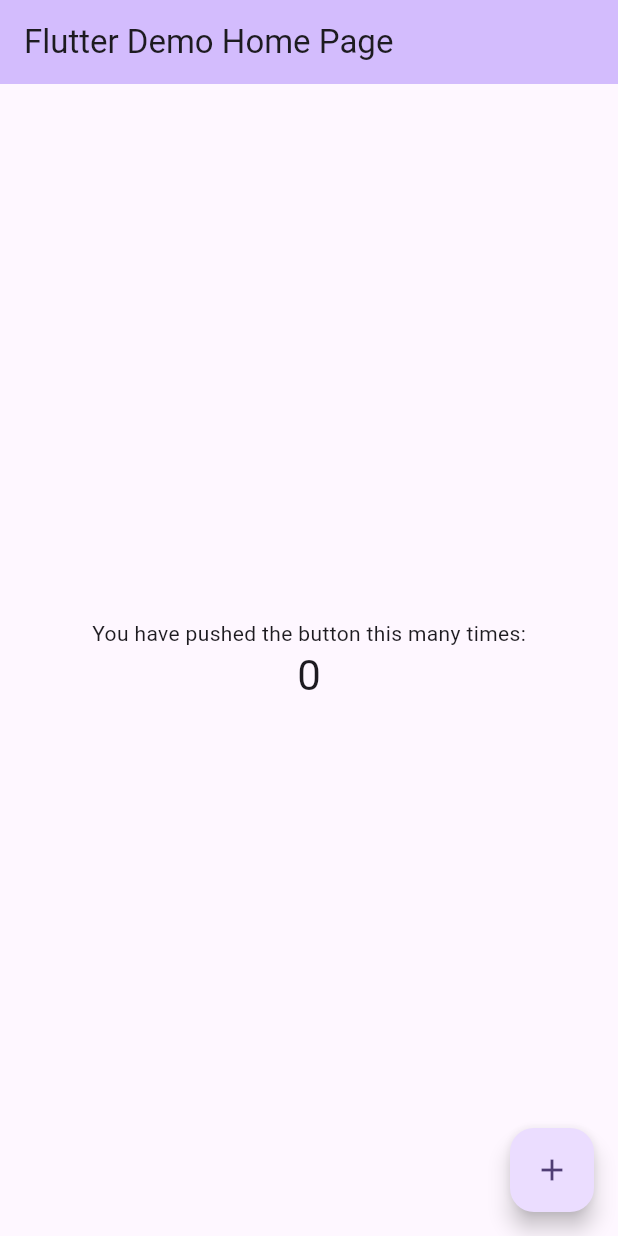
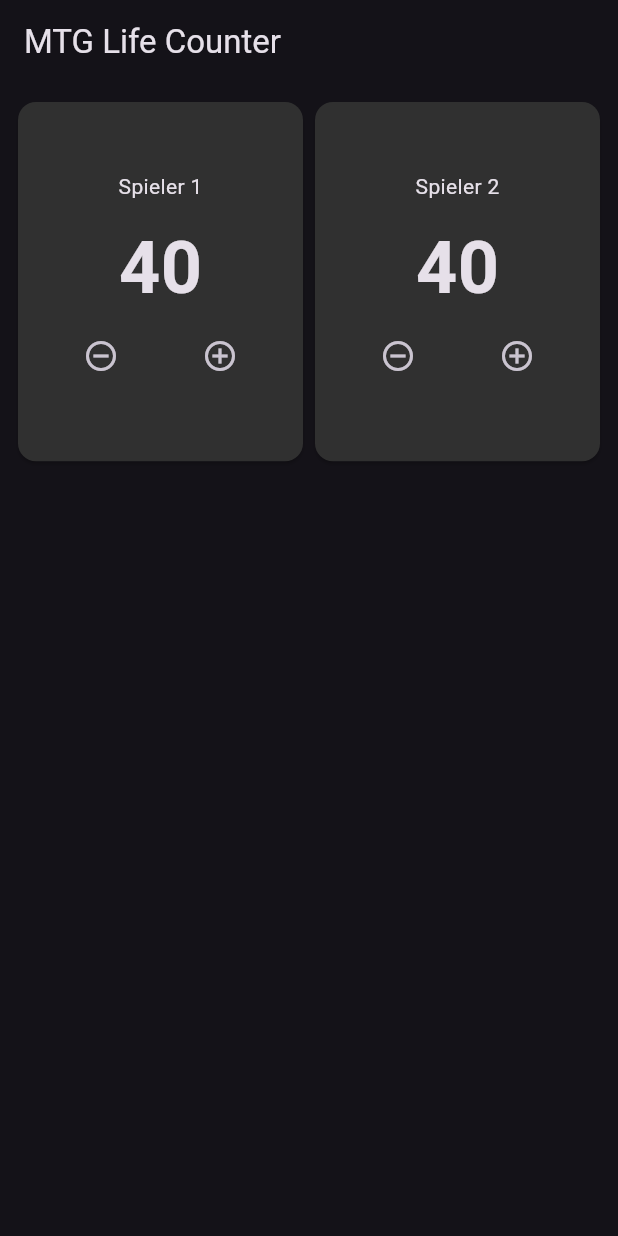
Before and after one commit to LurchMc/bookish-octo-broccoli, a Flutter app: the screen it shows after launch, on a phone screen of 412 x 824 dp. Run offline on Flutter 3.47's test engine with Material 3 defaults, Android fonts, the phone set to English and light mode, and no system bars.

Commit message:
2 Counter Widgets & Lebenspunkte Test

```diff
--- a/lib/main.dart
+++ b/lib/main.dart
@@ -1,122 +1,241 @@
 import 'package:flutter/material.dart';
 
-void main() {
-  runApp(const MyApp());
+void main(){
+  runApp(const MagicLifeCounterApp());
 }
 
-class MyApp extends StatelessWidget {
-  const MyApp({super.key});
+class MagicLifeCounterApp extends StatelessWidget{
+  const MagicLifeCounterApp({super.key});
 
-  // This widget is the root of your application.
   @override
-  Widget build(BuildContext context) {
+  Widget build(BuildContext context){
     return MaterialApp(
-      title: 'Flutter Demo',
-      theme: ThemeData(
-        // This is the theme of your application.
-        //
-        // TRY THIS: Try running your application with "flutter run". You'll see
-        // the application has a purple toolbar. Then, without quitting the app,
-        // try changing the seedColor in the colorScheme below to Colors.green
-        // and then invoke "hot reload" (save your changes or press the "hot
-        // reload" button in a Flutter-supported IDE, or press "r" if you used
-        // the command line to start the app).
-        //
-        // Notice that the counter didn't reset back to zero; the application
-        // state is not lost during the reload. To reset the state, use hot
-        // restart instead.
-        //
-        // This works for code too, not just values: Most code changes can be
-        // tested with just a hot reload.
-        colorScheme: .fromSeed(seedColor: Colors.deepPurple),
-      ),
-      home: const MyHomePage(title: 'Flutter Demo Home Page'),
+      debugShowCheckedModeBanner: false,
+      theme: ThemeData.dark(),
+      home: const LifeCounterScreen(),
     );
   }
 }
 
-class MyHomePage extends StatefulWidget {
-  const MyHomePage({super.key, required this.title});
-
-  // This widget is the home page of your application. It is stateful, meaning
-  // that it has a State object (defined below) that contains fields that affect
-  // how it looks.
-
-  // This class is the configuration for the state. It holds the values (in this
-  // case the title) provided by the parent (in this case the App widget) and
-  // used by the build method of the State. Fields in a Widget subclass are
-  // always marked "final".
-
-  final String title;
+class LifeCounterScreen extends StatefulWidget{
+  const LifeCounterScreen({super.key});
 
   @override
-  State<MyHomePage> createState() => _MyHomePageState();
+  State<LifeCounterScreen> createState() => _LifeCounterScreenState();
 }
 
-class _MyHomePageState extends State<MyHomePage> {
-  int _counter = 0;
-
-  void _incrementCounter() {
-    setState(() {
-      // This call to setState tells the Flutter framework that something has
-      // changed in this State, which causes it to rerun the build method below
-      // so that the display can reflect the updated values. If we changed
-      // _counter without calling setState(), then the build method would not be
-      // called again, and so nothing would appear to happen.
-      _counter++;
-    });
-  }
+class _LifeCounterScreenState extends State<LifeCounterScreen> {
+  // Hier legen wir später fest, wie viele Spieler es gibt oder ob vorgefertigte Layouts
+  int playerCount = 2;
 
   @override
   Widget build(BuildContext context) {
-    // This method is rerun every time setState is called, for instance as done
-    // by the _incrementCounter method above.
-    //
-    // The Flutter framework has been optimized to make rerunning build methods
-    // fast, so that you can just rebuild anything that needs updating rather
-    // than having to individually change instances of widgets.
     return Scaffold(
-      appBar: AppBar(
-        // TRY THIS: Try changing the color here to a specific color (to
-        // Colors.amber, perhaps?) and trigger a hot reload to see the AppBar
-        // change color while the other colors stay the same.
-        backgroundColor: Theme.of(context).colorScheme.inversePrimary,
-        // Here we take the value from the MyHomePage object that was created by
-        // the App.build method, and use it to set our appbar title.
-        title: Text(widget.title),
-      ),
-      body: Center(
-        // Center is a layout widget. It takes a single child and positions it
-        // in the middle of the parent.
-        child: Column(
-          // Column is also a layout widget. It takes a list of children and
-          // arranges them vertically. By default, it sizes itself to fit its
-          // children horizontally, and tries to be as tall as its parent.
-          //
-          // Column has various properties to control how it sizes itself and
-          // how it positions its children. Here we use mainAxisAlignment to
-          // center the children vertically; the main axis here is the vertical
-          // axis because Columns are vertical (the cross axis would be
-          // horizontal).
-          //
-          // TRY THIS: Invoke "debug painting" (choose the "Toggle Debug Paint"
-          // action in the IDE, or press "p" in the console), to see the
-          // wireframe for each widget.
-          mainAxisAlignment: .center,
-          children: [
-            const Text('You have pushed the button this many times:'),
-            Text(
-              '$_counter',
-              style: Theme.of(context).textTheme.headlineMedium,
-            ),
-          ],
+      appBar: AppBar(title: const Text('MTG Life Counter')),
+      body: GridView.builder(
+        padding: const EdgeInsets.all(8),
+        // Das Grid sorgt dafür, dass die Kacheln schön angeordnet sind
+        gridDelegate: const SliverGridDelegateWithFixedCrossAxisCount(
+          crossAxisCount: 2, // Anzahl der Spalten
+          childAspectRatio: 0.8, // Verhältnis Breite zu Höhe
         ),
-      ),
-      floatingActionButton: FloatingActionButton(
-        onPressed: _incrementCounter,
-        tooltip: 'Increment',
-        child: const Icon(Icons.add),
+        itemCount: playerCount,
+        itemBuilder: (context, index) {
+          return PlayerCard(playerNumber: index + 1);
+        },
       ),
     );
   }
 }
+
+class PlayerCard extends StatefulWidget {
+  final int playerNumber;
+  const PlayerCard({super.key, required this.playerNumber});
+
+  @override
+  State<PlayerCard> createState() => _PlayerCardState();
+}
+
+class _PlayerCardState extends State<PlayerCard> {
+  int life = 40; // Start-Lebenspunkte
+
+  @override
+  Widget build(BuildContext context) {
+    return Card(
+      color: Colors.grey[850],
+      child: Column(
+        mainAxisAlignment: MainAxisAlignment.center,
+        children: [
+          Text('Spieler ${widget.playerNumber}'),
+          const SizedBox(height: 10),
+          Text('$life', style: const TextStyle(fontSize: 48, fontWeight: FontWeight.bold)),
+          Row(
+            mainAxisAlignment: MainAxisAlignment.spaceEvenly,
+            children: [
+              // Minus Button
+              IconButton(
+                icon: const Icon(Icons.remove_circle_outline),
+                onPressed: () => setState(() => life--),
+              ),
+              // Plus Button
+              IconButton(
+                icon: const Icon(Icons.add_circle_outline),
+                onPressed: () => setState(() => life++),
+              ),
+            ],
+          ),
+        ],
+      ),
+    );
+  }
+}
+
+
+
+
+
+
+
+
+
+
+
+
+
+
+
+
+
+
+
+
+
+
+
+
+
+
+
+
+
+
+// void main() {
+//   runApp(const MyApp());
+// }
+
+// class MyApp extends StatelessWidget {
+//   const MyApp({super.key});
+
+//   // This widget is the root of your application.
+//   @override
+//   Widget build(BuildContext context) {
+//     return MaterialApp(
+//       title: 'Flutter Demo',
+//       theme: ThemeData(
+//         // This is the theme of your application.
+//         //
+//         // TRY THIS: Try running your application with "flutter run". You'll see
+//         // the application has a purple toolbar. Then, without quitting the app,
+//         // try changing the seedColor in the colorScheme below to Colors.green
+//         // and then invoke "hot reload" (save your changes or press the "hot
+//         // reload" button in a Flutter-supported IDE, or press "r" if you used
+//         // the command line to start the app).
+//         //
+//         // Notice that the counter didn't reset back to zero; the application
+//         // state is not lost during the reload. To reset the state, use hot
+//         // restart instead.
+//         //
+//         // This works for code too, not just values: Most code changes can be
+//         // tested with just a hot reload.
+//         colorScheme: .fromSeed(seedColor: Colors.deepPurple),
+//       ),
+//       home: const MyHomePage(title: 'Flutter Demo Home Page'),
+//     );
+//   }
+// }
+
+// class MyHomePage extends StatefulWidget {
+//   const MyHomePage({super.key, required this.title});
+
+//   // This widget is the home page of your application. It is stateful, meaning
+//   // that it has a State object (defined below) that contains fields that affect
+//   // how it looks.
+
+//   // This class is the configuration for the state. It holds the values (in this
+//   // case the title) provided by the parent (in this case the App widget) and
+//   // used by the build method of the State. Fields in a Widget subclass are
+//   // always marked "final".
+
+//   final String title;
+
+//   @override
+//   State<MyHomePage> createState() => _MyHomePageState();
+// }
+
+// class _MyHomePageState extends State<MyHomePage> {
+//   int _counter = 0;
+
+//   void _incrementCounter() {
+//     setState(() {
+//       // This call to setState tells the Flutter framework that something has
+//       // changed in this State, which causes it to rerun the build method below
+//       // so that the display can reflect the updated values. If we changed
+//       // _counter without calling setState(), then the build method would not be
+//       // called again, and so nothing would appear to happen.
+//       _counter++;
+//     });
+//   }
+
+//   @override
+//   Widget build(BuildContext context) {
+//     // This method is rerun every time setState is called, for instance as done
+//     // by the _incrementCounter method above.
+//     //
+//     // The Flutter framework has been optimized to make rerunning build methods
+//     // fast, so that you can just rebuild anything that needs updating rather
+//     // than having to individually change instances of widgets.
+//     return Scaffold(
+//       appBar: AppBar(
+//         // TRY THIS: Try changing the color here to a specific color (to
+//         // Colors.amber, perhaps?) and trigger a hot reload to see the AppBar
+//         // change color while the other colors stay the same.
+//         backgroundColor: Theme.of(context).colorScheme.inversePrimary,
+//         // Here we take the value from the MyHomePage object that was created by
+//         // the App.build method, and use it to set our appbar title.
+//         title: Text(widget.title),
+//       ),
+//       body: Center(
+//         // Center is a layout widget. It takes a single child and positions it
+//         // in the middle of the parent.
+//         child: Column(
+//           // Column is also a layout widget. It takes a list of children and
+//           // arranges them vertically. By default, it sizes itself to fit its
+//           // children horizontally, and tries to be as tall as its parent.
+//           //
+//           // Column has various properties to control how it sizes itself and
+//           // how it positions its children. Here we use mainAxisAlignment to
+//           // center the children vertically; the main axis here is the vertical
+//           // axis because Columns are vertical (the cross axis would be
+//           // horizontal).
+//           //
+//           // TRY THIS: Invoke "debug painting" (choose the "Toggle Debug Paint"
+//           // action in the IDE, or press "p" in the console), to see the
+//           // wireframe for each widget.
+//           mainAxisAlignment: .center,
+//           children: [
+//             const Text('You have pushed the button this many times:'),
+//             Text(
+//               '$_counter',
+//               style: Theme.of(context).textTheme.headlineMedium,
+//             ),
+//           ],
+//         ),
+//       ),
+//       floatingActionButton: FloatingActionButton(
+//         onPressed: _incrementCounter,
+//         tooltip: 'Increment',
+//         child: const Icon(Icons.add),
+//       ),
+//     );
+//   }
+// }
```
Also changed, not shown: 1 other file.
